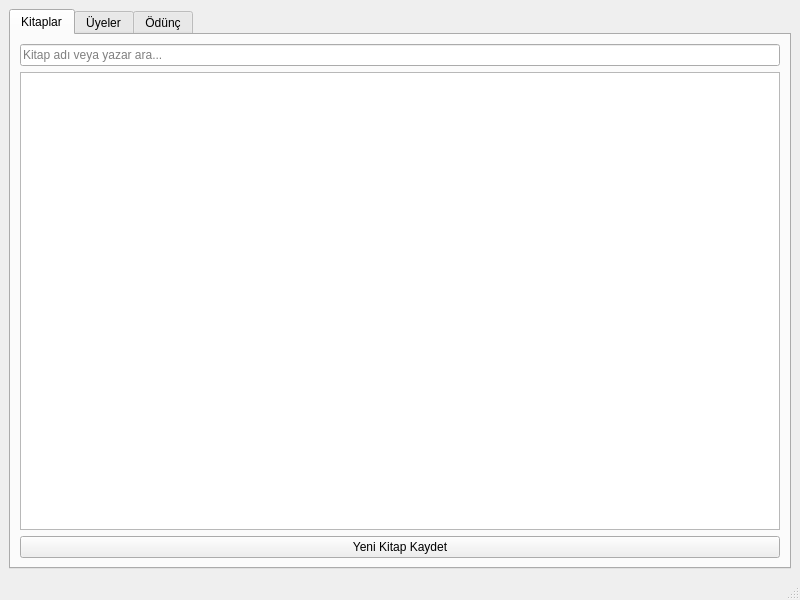
edanurakin/KUBYS, file mainwindow.ui: the form before one commit.
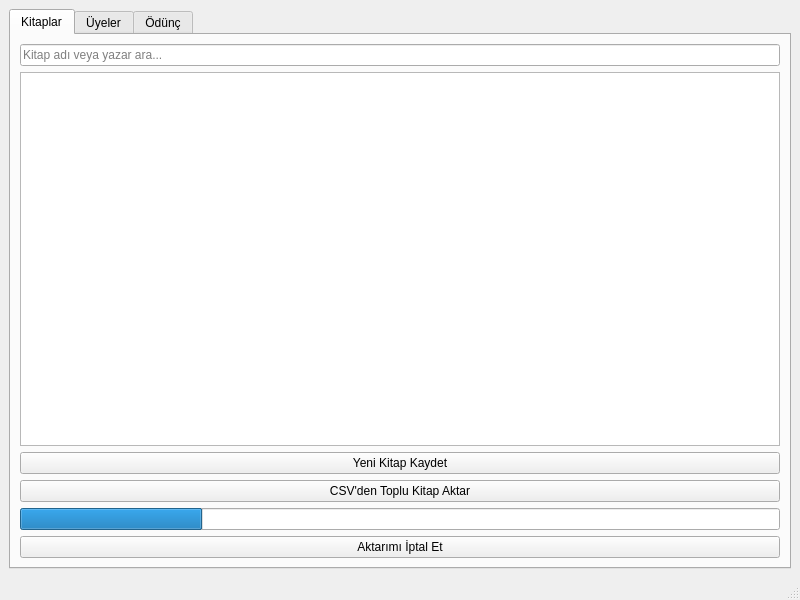
The form after the commit. The open tabs and pages were chosen to show the change.

Commit message: iptal mekanizması, giriş doğrulamaları ve otomatik üye kayıt tarihi eklendi

Diff of the .ui file:
```diff
--- a/mainwindow.ui
+++ b/mainwindow.ui
@@ -42,6 +42,30 @@
           </property>
          </widget>
         </item>
+        <item>
+         <widget class="QPushButton" name="btnTopluKitapEkle">
+          <property name="text">
+           <string>CSV'den Toplu Kitap Aktar</string>
+          </property>
+         </widget>
+        </item>
+        <item>
+         <widget class="QProgressBar" name="progressBar">
+          <property name="value">
+           <number>24</number>
+          </property>
+          <property name="textVisible">
+           <bool>false</bool>
+          </property>
+         </widget>
+        </item>
+        <item>
+         <widget class="QPushButton" name="btnTopluIptal">
+          <property name="text">
+           <string>Aktarımı İptal Et</string>
+          </property>
+         </widget>
+        </item>
        </layout>
       </widget>
       <widget class="QWidget" name="widget">
```
Left out of the diff: 2 changed lines with no effect on the pictures. The commit also changes 13 other files.
